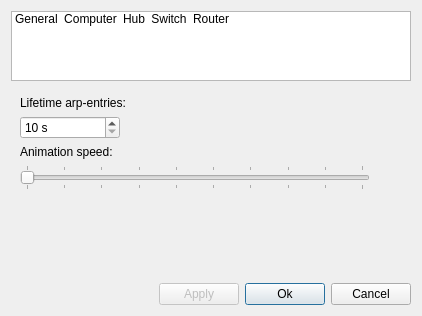
First picture: the form in src/forms/settingdialog.ui, repository Vortm4x/netemul, before the edit.
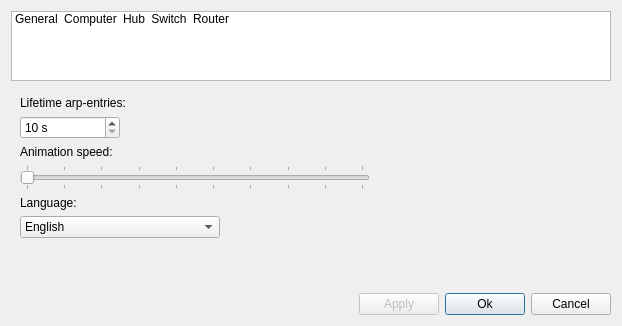
Second picture: the form after the edit. Icons and pictures are not drawn.

```diff
--- a/src/forms/settingdialog.ui
+++ b/src/forms/settingdialog.ui
@@ -6,8 +6,8 @@
    <rect>
     <x>0</x>
     <y>0</y>
-    <width>418</width>
-    <height>316</height>
+    <width>608</width>
+    <height>326</height>
    </rect>
   </property>
   <property name="windowTitle">
@@ -18,7 +18,7 @@
     <widget class="QListWidget" name="listWidget">
      <property name="minimumSize">
       <size>
-       <width>400</width>
+       <width>600</width>
        <height>70</height>
       </size>
      </property>
@@ -63,6 +63,9 @@
        <iconset>
         <normaloff>:/im/images/setting.png</normaloff>:/im/images/setting.png</iconset>
       </property>
+      <property name="flags">
+       <set>ItemIsSelectable|ItemIsUserCheckable|ItemIsEnabled</set>
+      </property>
      </item>
      <item>
       <property name="text">
@@ -72,6 +75,9 @@
        <iconset>
         <normaloff>:/im/images/computer.png</normaloff>:/im/images/computer.png</iconset>
       </property>
+      <property name="flags">
+       <set>ItemIsSelectable|ItemIsUserCheckable|ItemIsEnabled</set>
+      </property>
      </item>
      <item>
       <property name="text">
@@ -81,6 +87,9 @@
        <iconset>
         <normaloff>:/im/images/hub.png</normaloff>:/im/images/hub.png</iconset>
       </property>
+      <property name="flags">
+       <set>ItemIsSelectable|ItemIsUserCheckable|ItemIsEnabled</set>
+      </property>
      </item>
      <item>
       <property name="text">
@@ -90,6 +99,9 @@
        <iconset>
         <normaloff>:/im/images/switch.png</normaloff>:/im/images/switch.png</iconset>
       </property>
+      <property name="flags">
+       <set>ItemIsSelectable|ItemIsUserCheckable|ItemIsEnabled</set>
+      </property>
      </item>
      <item>
       <property name="text">
@@ -99,6 +111,9 @@
        <iconset>
         <normaloff>:/im/images/router.png</normaloff>:/im/images/router.png</iconset>
       </property>
+      <property name="flags">
+       <set>ItemIsSelectable|ItemIsUserCheckable|ItemIsEnabled</set>
+      </property>
      </item>
     </widget>
    </item>
@@ -114,7 +129,7 @@
       <number>0</number>
      </property>
      <widget class="QWidget" name="general">
-      <layout class="QVBoxLayout" name="verticalLayout_13">
+      <layout class="QVBoxLayout" name="verticalLayout_14">
        <item>
         <layout class="QVBoxLayout" name="verticalLayout_2">
          <item>
@@ -181,6 +196,37 @@
          </item>
         </layout>
        </item>
+       <item>
+        <layout class="QVBoxLayout" name="verticalLayout_13">
+         <item>
+          <widget class="QLabel" name="label_8">
+           <property name="text">
+            <string>Language: </string>
+           </property>
+          </widget>
+         </item>
+         <item>
+          <widget class="QComboBox" name="languageBox">
+           <property name="maximumSize">
+            <size>
+             <width>200</width>
+             <height>16777215</height>
+            </size>
+           </property>
+           <item>
+            <property name="text">
+             <string>English</string>
+            </property>
+           </item>
+           <item>
+            <property name="text">
+             <string>Russian</string>
+            </property>
+           </item>
+          </widget>
+         </item>
+        </layout>
+       </item>
        <item>
         <spacer name="verticalSpacer">
          <property name="orientation">
@@ -189,7 +235,7 @@
          <property name="sizeHint" stdset="0">
           <size>
            <width>20</width>
-           <height>38</height>
+           <height>40</height>
           </size>
          </property>
         </spacer>
```
Left out of the diff: 98 changed lines with no effect on the pictures.
